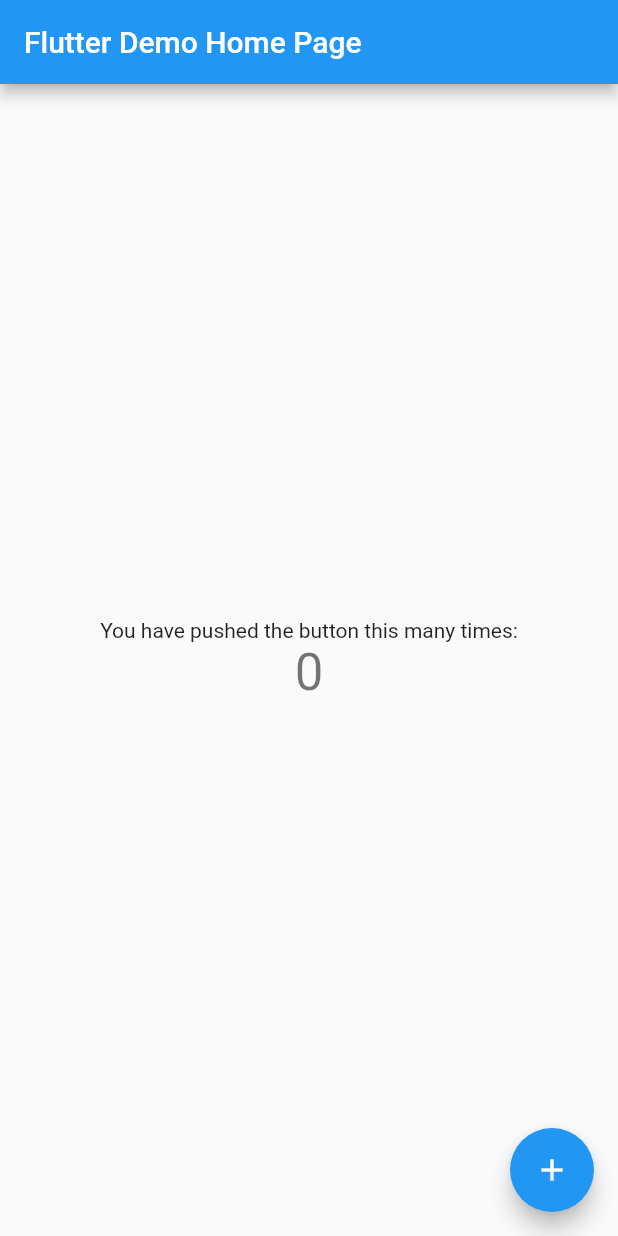
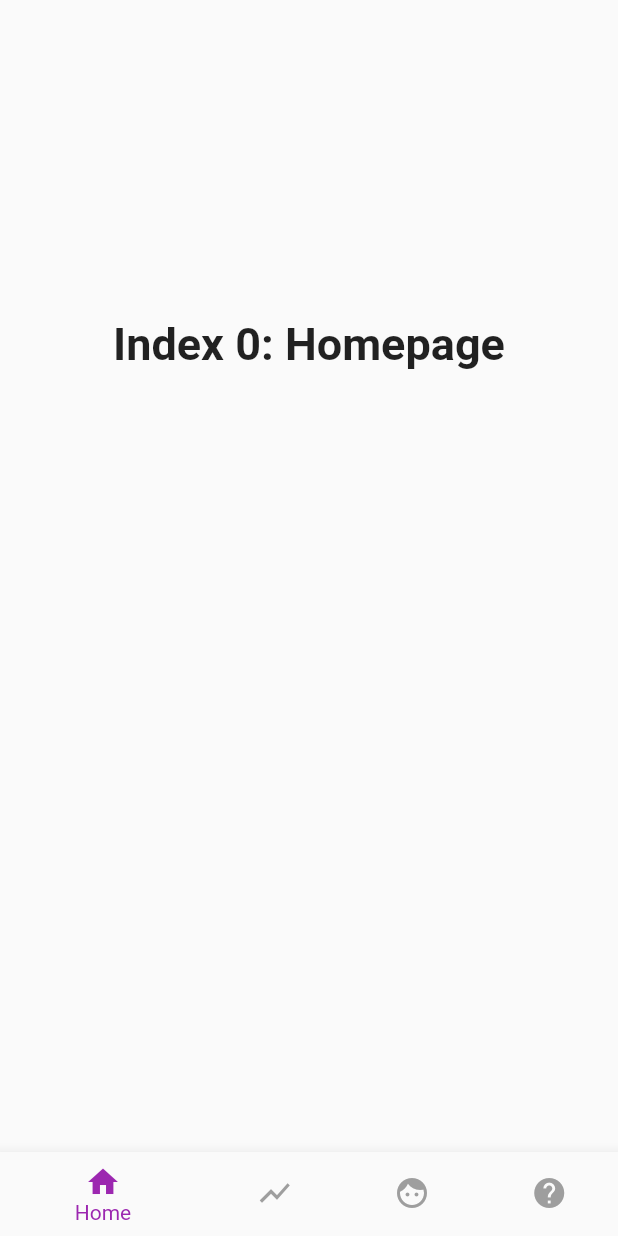
Before and after one commit to AethanFoot-University/StressApp, a Flutter app: the screen it shows after launch, on a phone screen of 412 x 824 dp. Run offline on Flutter 3.47's test engine with Material 2 defaults, Android fonts, the light colour scheme and no system bars.

Commit message:
Setup Screens ready and changed csvreader to a class

```diff
--- a/stress_app/lib/main.dart
+++ b/stress_app/lib/main.dart
@@ -1,4 +1,5 @@
 import 'package:flutter/material.dart';
+import 'package:stress_app/screens/homepage.dart';
 
 void main() => runApp(MyApp());
 
@@ -24,88 +25,3 @@
     );
   }
 }
-
-class MyHomePage extends StatefulWidget {
-  MyHomePage({Key key, this.title}) : super(key: key);
-
-  // This widget is the home page of your application. It is stateful, meaning
-  // that it has a State object (defined below) that contains fields that affect
-  // how it looks.
-
-  // This class is the configuration for the state. It holds the values (in this
-  // case the title) provided by the parent (in this case the App widget) and
-  // used by the build method of the State. Fields in a Widget subclass are
-  // always marked "final".
-
-  final String title;
-
-  @override
-  _MyHomePageState createState() => _MyHomePageState();
-}
-
-class _MyHomePageState extends State<MyHomePage> {
-  int _counter = 0;
-
-  void _incrementCounter() {
-    setState(() {
-      // This call to setState tells the Flutter framework that something has
-      // changed in this State, which causes it to rerun the build method below
-      // so that the display can reflect the updated values. If we changed
-      // _counter without calling setState(), then the build method would not be
-      // called again, and so nothing would appear to happen.
-      _counter++;
-    });
-  }
-
-  @override
-  Widget build(BuildContext context) {
-    // This method is rerun every time setState is called, for instance as done
-    // by the _incrementCounter method above.
-    //
-    // The Flutter framework has been optimized to make rerunning build methods
-    // fast, so that you can just rebuild anything that needs updating rather
-    // than having to individually change instances of widgets.
-    return Scaffold(
-      appBar: AppBar(
-        // Here we take the value from the MyHomePage object that was created by
-        // the App.build method, and use it to set our appbar title.
-        title: Text(widget.title),
-      ),
-      body: Center(
-        // Center is a layout widget. It takes a single child and positions it
-        // in the middle of the parent.
-        child: Column(
-          // Column is also a layout widget. It takes a list of children and
-          // arranges them vertically. By default, it sizes itself to fit its
-          // children horizontally, and tries to be as tall as its parent.
-          //
-          // Invoke "debug painting" (press "p" in the console, choose the
-          // "Toggle Debug Paint" action from the Flutter Inspector in Android
-          // Studio, or the "Toggle Debug Paint" command in Visual Studio Code)
-          // to see the wireframe for each widget.
-          //
-          // Column has various properties to control how it sizes itself and
-          // how it positions its children. Here we use mainAxisAlignment to
-          // center the children vertically; the main axis here is the vertical
-          // axis because Columns are vertical (the cross axis would be
-          // horizontal).
-          mainAxisAlignment: MainAxisAlignment.center,
-          children: <Widget>[
-            Text(
-              'You have pushed the button this many times:',
-            ),
-            Text(
-              '$_counter',
-              style: Theme.of(context).textTheme.display1,
-            ),
-          ],
-        ),
-      ),
-      floatingActionButton: FloatingActionButton(
-        onPressed: _incrementCounter,
-        tooltip: 'Increment',
-        child: Icon(Icons.add),
-      ), // This trailing comma makes auto-formatting nicer for build methods.
-    );
-  }
-}
--- /dev/null
+++ b/stress_app/lib/screens/homepage.dart
@@ -0,0 +1,89 @@
+import 'package:flutter/material.dart';
+import 'package:stress_app/tools/CSVReader.dart';
+
+class MyHomePage extends StatefulWidget {
+  MyHomePage({Key key, this.title}) : super(key: key);
+
+  final String title;
+
+  @override
+  _MyHomePageState createState() => _MyHomePageState();
+}
+
+class _MyHomePageState extends State<MyHomePage> {
+  int _selectedIndex = 0;
+  static const TextStyle optionStyle =
+  TextStyle(fontSize: 30, fontWeight: FontWeight.bold);
+  static List<Widget> _widgetOptions = <Widget>[
+    HomePageBody(),
+    Text(
+      'Index 1: Breakdown Page',
+      style: optionStyle,
+    ),
+    Text(
+      'Index 2: Stress Relief',
+      style: optionStyle,
+    ),
+    Text(
+      'Index 3: Help Page',
+      style: optionStyle,
+    ),
+  ];
+
+  void _onItemTapped(int index) {
+    setState(() {
+      _selectedIndex = index;
+    });
+  }
+
+  @override
+  Widget build(BuildContext context) {
+    return Scaffold(
+      body: Center(
+        child: _widgetOptions.elementAt(_selectedIndex),
+      ),
+      bottomNavigationBar: BottomNavigationBar(
+        currentIndex: _selectedIndex,
+        selectedItemColor: Colors.purple,
+        unselectedItemColor: Colors.grey,
+        items: const <BottomNavigationBarItem>[
+          BottomNavigationBarItem(
+            icon: Icon(Icons.home),
+            title: Text('Home'),
+          ),
+          BottomNavigationBarItem(
+            icon: Icon(Icons.show_chart),
+            title: Text('Stress Breakdown'),
+          ),
+          BottomNavigationBarItem(
+            icon: Icon(Icons.face),
+            title: Text('Stress Relief'),
+          ),
+          BottomNavigationBarItem(
+            icon: Icon(Icons.help),
+            title: Text('Help'),
+          ),
+        ],
+        onTap: _onItemTapped,
+      ),
+    );
+  }
+}
+
+class HomePageBody extends StatelessWidget {
+  @override
+  Widget build(BuildContext context) {
+    return DraggableScrollableSheet(
+      expand: false,
+      builder: (_, scrollController) => Column(
+        mainAxisAlignment: MainAxisAlignment.start,
+        children: <Widget>[
+          Container(
+            padding: EdgeInsets.all(20),
+            child: Text('Index 0: Homepage', style: TextStyle(fontSize: 30, fontWeight: FontWeight.bold)),
+          ),
+        ],
+      ),
+    );
+  }
+}
--- a/stress_app/lib/tools/CSVReader.dart
+++ b/stress_app/lib/tools/CSVReader.dart
@@ -2,11 +2,16 @@
 import 'dart:async';
 import 'dart:convert';
 
-main(List arguments) {
+class CSVReader {
+  static Future<List<List<String>>> read(String dir) {
+    return Future(() => readCSV(dir));
+  }
+
+  static List<List<String>> readCSV(String dir) {
     List<String> lines = new List();
     List<List<String>> rows = new List();
 
-  final File file = new File("/lib/resources");
+    File file = new File("/lib/resources");
 
     Stream<List> inputStream = file.openRead();
 
@@ -29,6 +34,7 @@
           }
           print(rows[1]);
         },
-      onError: (e) { print(e.toString()); });
-
+        onError: (e) {print(e.toString());});
+    return rows;
   }
+}
--- /dev/null
+++ b/stress_app/lib/tools/tester.dart
@@ -0,0 +1,5 @@
+import 'package:stress_app/tools/CSVReader.dart';
+
+main() {
+  CSVReader.readCSV("/lib/resources");
+}
```
Also changed, not shown: stress_app/lib/screens/help_page.dart (added), stress_app/lib/screens/stress_breakdown_page.dart (added), stress_app/lib/screens/stress_relief_page.dart (added). Lines whose indentation alone changed are shown as unchanged.
